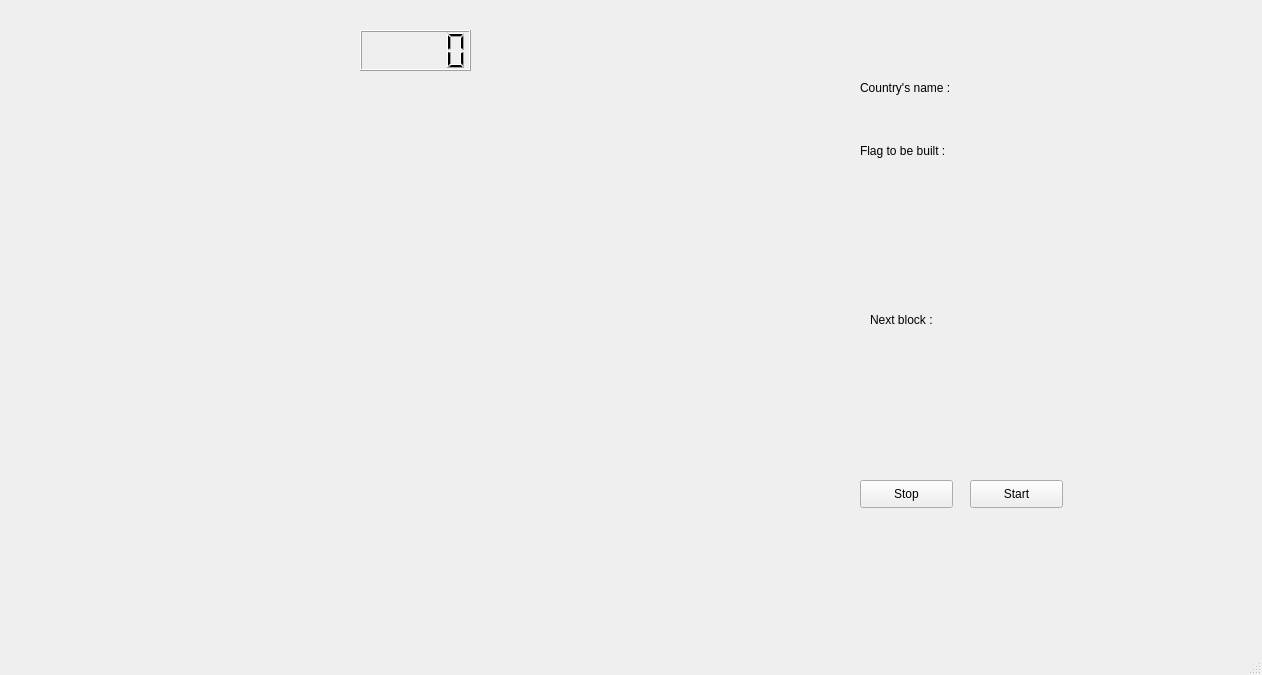
Qt form src/ui/main_windows.ui (Jouramie/Design-3) before a commit.
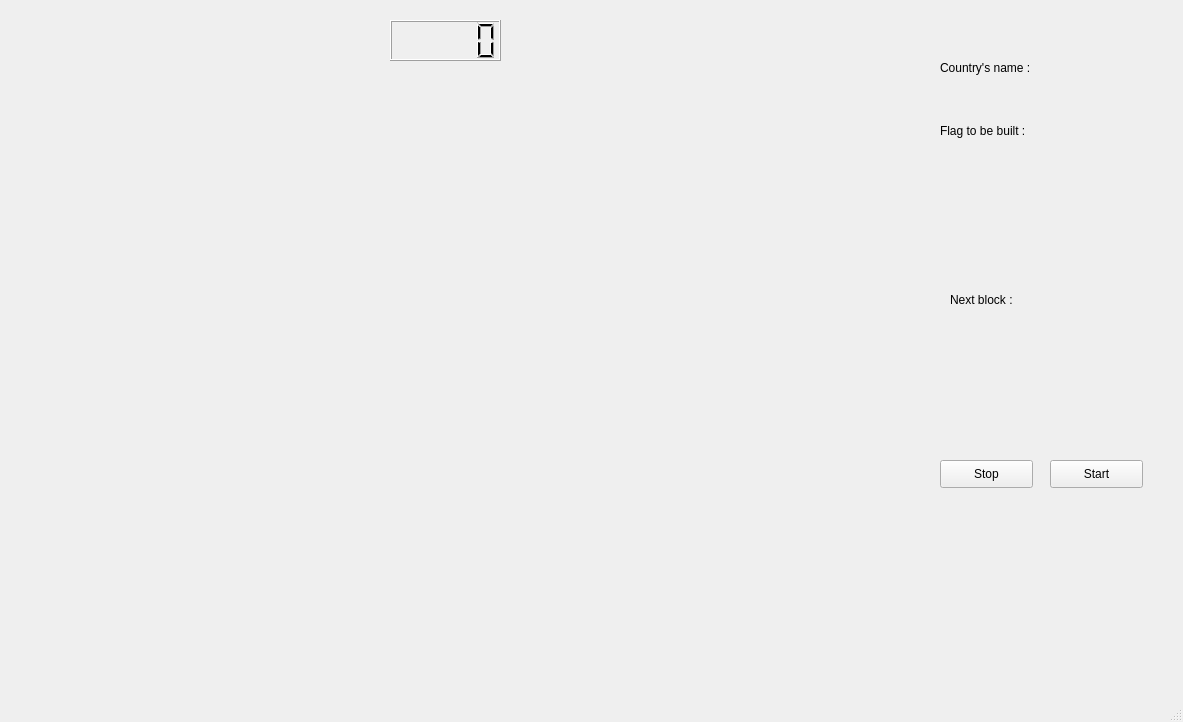
The same form after that commit.

Diff of the .ui file:
```diff
--- a/src/ui/main_windows.ui
+++ b/src/ui/main_windows.ui
@@ -6,8 +6,8 @@
    <rect>
     <x>0</x>
     <y>0</y>
-    <width>1262</width>
-    <height>675</height>
+    <width>1183</width>
+    <height>722</height>
    </rect>
   </property>
   <property name="windowTitle">
@@ -17,8 +17,8 @@
    <widget class="QPushButton" name="StartButton">
     <property name="geometry">
      <rect>
-      <x>970</x>
-      <y>480</y>
+      <x>1050</x>
+      <y>460</y>
       <width>93</width>
       <height>28</height>
      </rect>
@@ -30,8 +30,8 @@
    <widget class="QPushButton" name="StopButton">
     <property name="geometry">
      <rect>
-      <x>860</x>
-      <y>480</y>
+      <x>940</x>
+      <y>460</y>
       <width>93</width>
       <height>28</height>
      </rect>
@@ -43,8 +43,8 @@
    <widget class="QLabel" name="FlagLabel">
     <property name="geometry">
      <rect>
-      <x>860</x>
-      <y>140</y>
+      <x>940</x>
+      <y>120</y>
       <width>171</width>
       <height>21</height>
      </rect>
@@ -61,8 +61,8 @@
      <rect>
       <x>80</x>
       <y>70</y>
-      <width>771</width>
-      <height>521</height>
+      <width>800</width>
+      <height>600</height>
      </rect>
     </property>
     <property name="autoFillBackground">
@@ -75,8 +75,8 @@
    <widget class="QLabel" name="flagPicture">
     <property name="geometry">
      <rect>
-      <x>910</x>
-      <y>180</y>
+      <x>990</x>
+      <y>160</y>
       <width>100</width>
       <height>100</height>
      </rect>
@@ -91,8 +91,8 @@
    <widget class="QLabel" name="label_2">
     <property name="geometry">
      <rect>
-      <x>870</x>
-      <y>310</y>
+      <x>950</x>
+      <y>290</y>
       <width>141</width>
       <height>20</height>
      </rect>
@@ -104,8 +104,8 @@
    <widget class="QLabel" name="cube_label">
     <property name="geometry">
      <rect>
-      <x>920</x>
-      <y>350</y>
+      <x>1000</x>
+      <y>330</y>
       <width>81</width>
       <height>81</height>
      </rect>
@@ -120,8 +120,8 @@
    <widget class="QLCDNumber" name="lcdNumber">
     <property name="geometry">
      <rect>
-      <x>360</x>
-      <y>30</y>
+      <x>390</x>
+      <y>20</y>
       <width>111</width>
       <height>41</height>
      </rect>
@@ -130,8 +130,8 @@
    <widget class="QLabel" name="label">
     <property name="geometry">
      <rect>
-      <x>860</x>
-      <y>80</y>
+      <x>940</x>
+      <y>60</y>
       <width>101</width>
       <height>16</height>
      </rect>
@@ -143,8 +143,8 @@
    <widget class="QLabel" name="CountryName">
     <property name="geometry">
      <rect>
-      <x>860</x>
-      <y>100</y>
+      <x>940</x>
+      <y>80</y>
       <width>171</width>
       <height>21</height>
      </rect>
```
Left out of the diff: 2 changed lines with no effect on the pictures.
